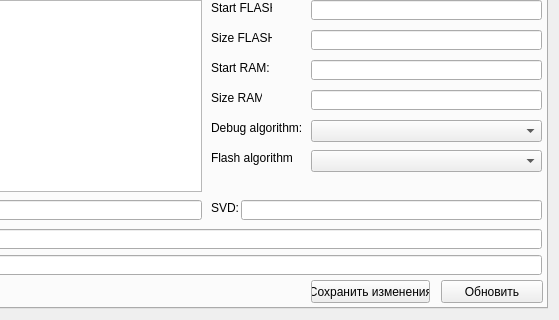
This is mainform.ui in unsi9ned/coide-pack-installer as Qt 5 draws it before an edit; both pictures show x 302 to 861 and y 327 to 647 of the 861 by 647 pixel window. The edited form follows.
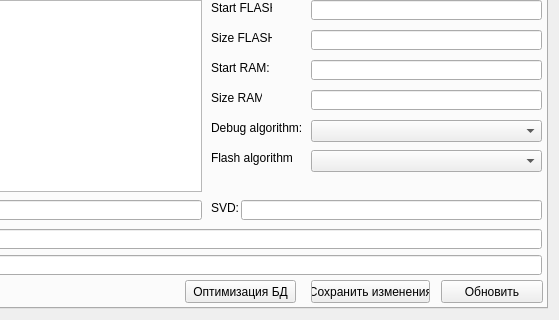
This is the edited form. Icons and pictures are not drawn. Custom widgets are drawn as their Qt base class.

```diff
--- a/mainform.ui
+++ b/mainform.ui
@@ -455,6 +455,19 @@
          </rect>
         </property>
        </widget>
+       <widget class="QPushButton" name="pushButtonDbOptimize">
+        <property name="geometry">
+         <rect>
+          <x>474</x>
+          <y>570</y>
+          <width>111</width>
+          <height>23</height>
+         </rect>
+        </property>
+        <property name="text">
+         <string>Оптимизация БД</string>
+        </property>
+       </widget>
       </widget>
       <widget class="QWidget" name="tabAlgorithm">
        <attribute name="title">
```
